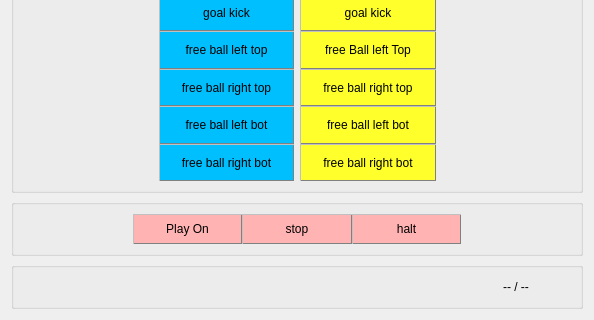
fira-simurosot/Referee, file gameContoller/gcWidget.ui: the form before one commit; both pictures show x 0 to 594 and y 251 to 571 of the 594 by 571 pixel window.
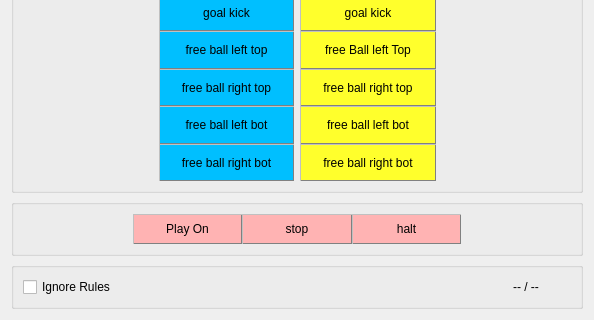
The form after the commit.

Commit message: [feature] add ignore rules check box

Diff of the .ui file:
```diff
--- a/gameContoller/gcWidget.ui
+++ b/gameContoller/gcWidget.ui
@@ -32,6 +32,13 @@
       <string notr="true"/>
      </property>
      <layout class="QHBoxLayout" name="horizontalLayout_2">
+      <item>
+       <widget class="QCheckBox" name="checkIgnore">
+        <property name="text">
+         <string>Ignore Rules</string>
+        </property>
+       </widget>
+      </item>
       <item>
        <spacer name="horizontalSpacer_6">
         <property name="sizePolicy">
```
The commit also changes 1 other file.
